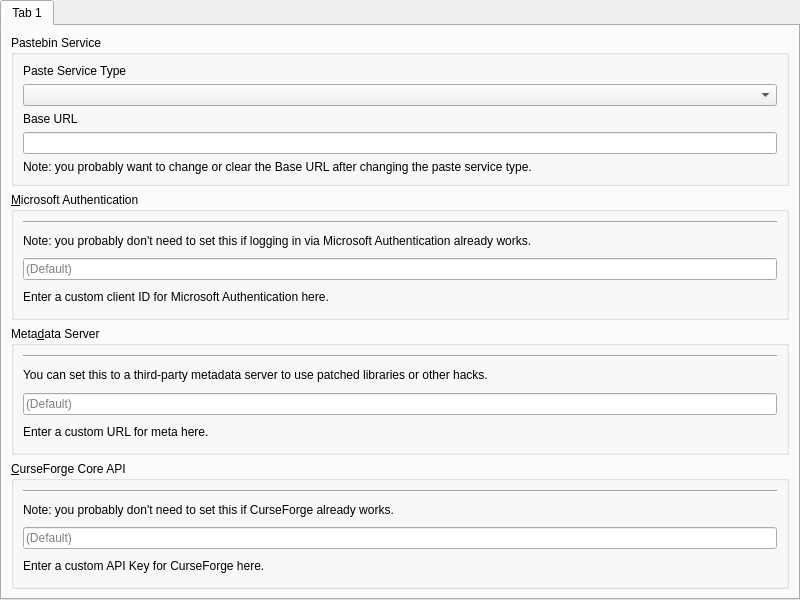
This is launcher/ui/pages/global/APIPage.ui in FreesmTeam/FreesmLauncher as Qt 5 draws it before an edit. The edited form follows.
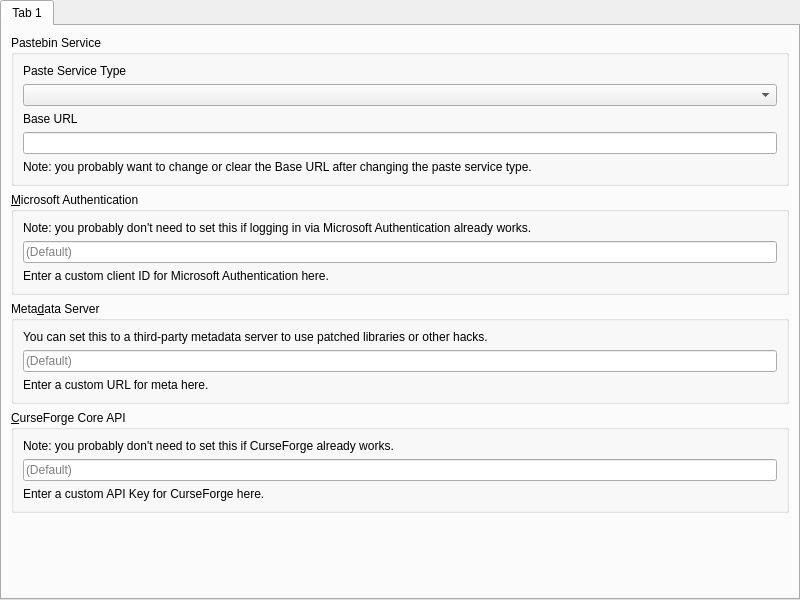
This is the edited form.

Commit message: fix: improve spacing in APIPage

The edit to the form file:
```diff
--- a/launcher/ui/pages/global/APIPage.ui
+++ b/launcher/ui/pages/global/APIPage.ui
@@ -85,13 +85,6 @@
           <string>&amp;Microsoft Authentication</string>
          </property>
          <layout class="QVBoxLayout" name="verticalLayout_4">
-          <item>
-           <widget class="Line" name="line_2">
-            <property name="orientation">
-             <enum>Qt::Horizontal</enum>
-            </property>
-           </widget>
-          </item>
           <item>
            <widget class="QLabel" name="label_3">
             <property name="text">
@@ -137,13 +130,6 @@
           <string>Meta&amp;data Server</string>
          </property>
          <layout class="QVBoxLayout" name="verticalLayout_5">
-          <item>
-           <widget class="Line" name="line_3">
-            <property name="orientation">
-             <enum>Qt::Horizontal</enum>
-            </property>
-           </widget>
-          </item>
           <item>
            <widget class="QLabel" name="label_5">
             <property name="text">
@@ -192,13 +178,6 @@
           <string>&amp;CurseForge Core API</string>
          </property>
          <layout class="QVBoxLayout" name="verticalLayout_6">
-          <item>
-           <widget class="Line" name="line_4">
-            <property name="orientation">
-             <enum>Qt::Horizontal</enum>
-            </property>
-           </widget>
-          </item>
           <item>
            <widget class="QLabel" name="label_8">
             <property name="text">
@@ -235,6 +214,19 @@
          </layout>
         </widget>
        </item>
+       <item>
+        <spacer name="verticalSpacer">
+         <property name="orientation">
+          <enum>Qt::Vertical</enum>
+         </property>
+         <property name="sizeHint" stdset="0">
+          <size>
+           <width>20</width>
+           <height>40</height>
+          </size>
+         </property>
+        </spacer>
+       </item>
       </layout>
      </widget>
     </widget>
```
